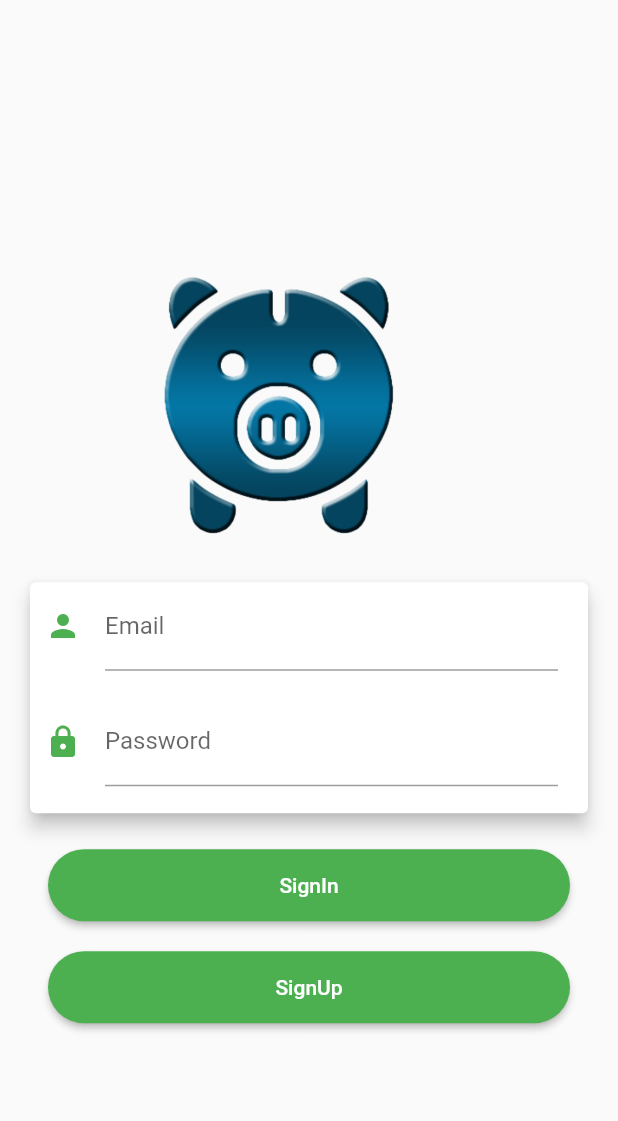
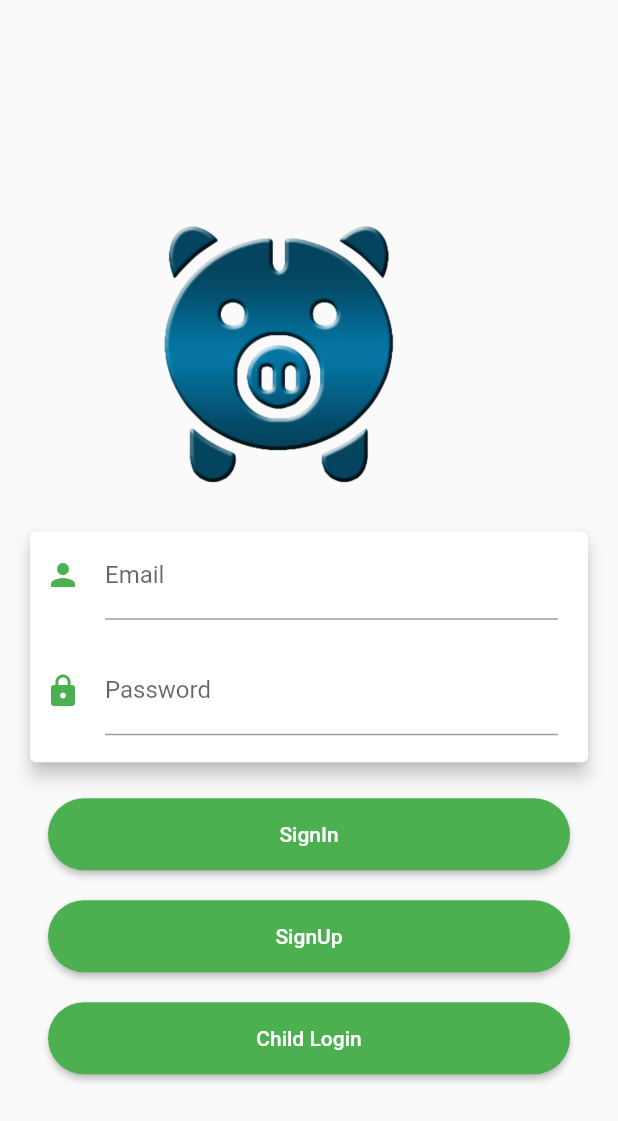
Before and after one commit to kudak3/piggy_pennies, a Flutter app: the screen it shows after launch, on a phone screen of 412 x 824 dp. Shown: the top 1121 px of the screen. Run offline on Flutter 3.47's test engine with Material 2 defaults, Android fonts, the phone set to English and light mode, and no system bars; our stand-ins replace cloud_firestore, firebase_auth, fluttertoast, font_awesome_flutter, get_it; accounts and stored records are empty; generated files the repository leaves out were written again.

Commit message:
getting db update

```diff
--- a/lib/ui/authentication/loginpage.dart
+++ b/lib/ui/authentication/loginpage.dart
@@ -5,6 +5,7 @@ import 'package:get_it/get_it.dart';
 import 'package:fluttertoast/fluttertoast.dart';
 import 'package:piggy_pennies/model/api_response.dart';
 import 'package:piggy_pennies/service.dart/authentication_service.dart';
+import 'package:piggy_pennies/ui/child/child_home_page.dart';
 import 'package:piggy_pennies/ui/parent/choose_chore.dart';
 import 'package:piggy_pennies/ui/parent/homepage.dart';
 
@@ -150,6 +151,34 @@ class _LoginPageState extends State<LoginPage> {
                               ),
                             ),
                           ),
+                          const SizedBox(height: 20.0),
+                          Container(
+                            margin:
+                            const EdgeInsets.symmetric(horizontal: 16.0),
+                            width: double.infinity,
+                            child: RaisedButton(
+                              color: Colors.green,
+                              textColor: Colors.white,
+                              onPressed: () {
+                                Navigator.push(
+                                  context,
+                                  MaterialPageRoute(
+                                    builder: (_) => ChildHome(),
+                                  ),
+                                );
+
+                              },
+                              padding: EdgeInsets.only(
+                                  left: 30.0,
+                                  right: 30.0,
+                                  top: 16.0,
+                                  bottom: 16.0),
+                              child: Text('Child Login'),
+                              shape: RoundedRectangleBorder(
+                                borderRadius: BorderRadius.circular(30),
+                              ),
+                            ),
+                          ),
                         ],
                       ),
                     ),
--- /dev/null
+++ b/lib/ui/child/child_home_page.dart
@@ -0,0 +1,53 @@
+import 'package:flutter/material.dart';
+import 'package:piggy_pennies/ui/child/dashboard_home.dart';
+import 'package:piggy_pennies/ui/child/transactions.dart';
+import 'package:piggy_pennies/ui/child/widgets/side_drawer.dart';
+
+import '../../model/child.dart';
+
+class ChildHome extends StatefulWidget {
+
+  @override
+  _ChildHome createState() => _ChildHome();
+}
+
+class _ChildHome extends State<ChildHome> {
+  Child child =new Child();
+
+
+  @override
+  Widget build(BuildContext context) {
+    return MaterialApp(
+      home: DefaultTabController(
+        length: 3,
+        child: Scaffold(
+          appBar: AppBar(
+            bottom: TabBar(
+              tabs: [
+                Tab(icon: Icon(Icons.home)),
+                Tab(icon: Icon(Icons.business_center)),
+                Tab(icon: Icon(Icons.monetization_on)),
+              ],
+            ),
+            title: Container(child: Row(children: <Widget>[Text('Hie ${child.fullName}')],),),
+          ),
+          body: TabBarView(
+            children: [
+              ChildDashboard(),
+              Transactions(),
+              Icon(Icons.directions_bike),
+            ],
+          ),
+          drawer: SideDrawer(),
+        ),
+      ),
+    );
+  }
+
+  @override
+  void initState() {
+    //pull child details
+    child.fullName = 'jane';
+    child.birthDate = '5-06-90';
+  }
+}
--- a/pubspec.yaml
+++ b/pubspec.yaml
@@ -29,6 +29,7 @@ dependencies:
   # Use with the CupertinoIcons class for iOS style icons.
   cupertino_icons: ^0.1.3
   firebase_auth: ^0.16.1
+  grouped_list: ^1.3.1
 
 
   json_annotation: ^3.0.1
```
Also changed, not shown: lib/model/goal.dart (+30 -0 lines), lib/ui/child/dashboard_home.dart (added, +158 -0 lines), lib/ui/child/transactions.dart (added, +12 -0 lines), lib/ui/child/widgets/bottom_drawer.dart (added, +39 -0 lines), lib/ui/child/widgets/collapsible_nav_drawer.dart (added, +13 -0 lines), lib/ui/child/widgets/side_drawer.dart (added, +33 -0 lines), pubspec.lock.
